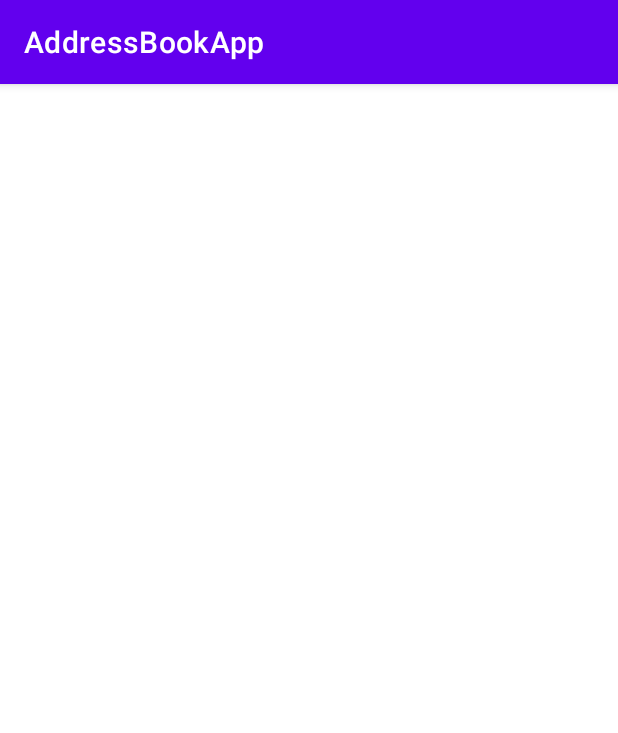
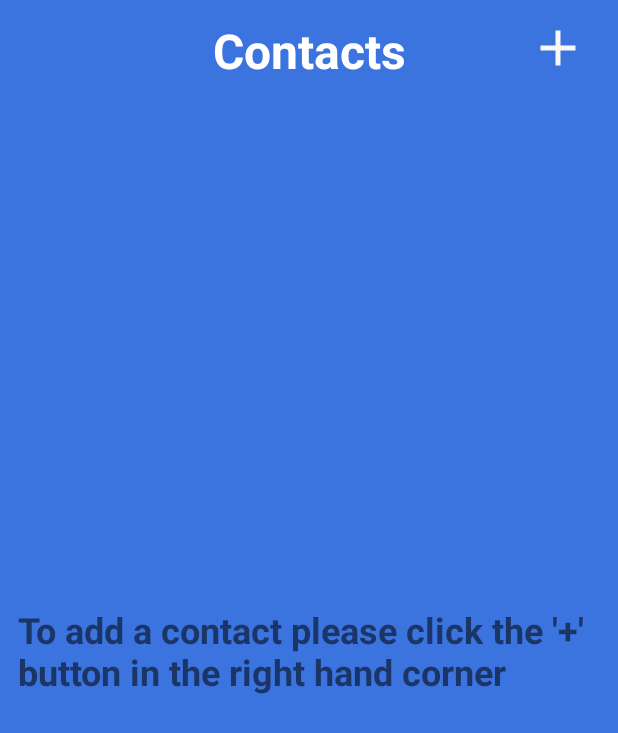
Before and after one commit to danielmbutler/AddressBookApp, an Android app: the screen it shows after launch (MainActivity), on a phone screen of 412 x 824 dp. Shown: the top 733 px of the screen. Run offline under Robolectric (Android 15) with nearby library versions, the phone set to English and light mode, and no system bars; our stand-ins replace Dagger/Hilt's generated code.

Commit message:
created all Ui screens and run app

```diff
--- a/app/src/main/AndroidManifest.xml
+++ b/app/src/main/AndroidManifest.xml
@@ -10,9 +10,10 @@
         android:label="@string/app_name"
         android:roundIcon="@mipmap/ic_launcher_round"
         android:supportsRtl="true"
-        android:theme="@style/Theme.AddressBookApp">
+        android:theme="@style/Theme.AddressBookApp"
+        android:name=".utils.HiltAndroidApp">
         <activity
-            android:name=".ui.MainActivity"
+            android:name=".ui.activities.MainActivity"
             android:exported="true">
             <intent-filter>
                 <action android:name="android.intent.action.MAIN" />
--- a/app/src/main/java/com/dbtechprojects/addressbookapp/ui/MainActivity.java
+++ b/app/src/main/java/com/dbtechprojects/addressbookapp/ui/activities/MainActivity.java
@@ -1,4 +1,4 @@
-package com.dbtechprojects.addressbookapp.ui;
+package com.dbtechprojects.addressbookapp.ui.activities;
 
 import androidx.appcompat.app.AppCompatActivity;
 
@@ -6,6 +6,9 @@ import android.os.Bundle;
 
 import com.dbtechprojects.addressbookapp.R;
 
+import dagger.hilt.android.AndroidEntryPoint;
+
+@AndroidEntryPoint
 public class MainActivity extends AppCompatActivity {
 
     @Override
--- a/app/src/main/java/com/dbtechprojects/addressbookapp/ui/fragments/HomeFragment.java
+++ b/app/src/main/java/com/dbtechprojects/addressbookapp/ui/fragments/HomeFragment.java
@@ -1,15 +1,64 @@
 package com.dbtechprojects.addressbookapp.ui.fragments;
 
 import android.os.Bundle;
+import android.view.LayoutInflater;
 import android.view.View;
-
+import android.view.ViewGroup;
 import androidx.annotation.NonNull;
 import androidx.annotation.Nullable;
 import androidx.fragment.app.Fragment;
+import androidx.fragment.app.FragmentTransaction;
+import com.dbtechprojects.addressbookapp.databinding.FragmentHomeBinding;
+import com.dbtechprojects.addressbookapp.models.Contact;
+import com.dbtechprojects.addressbookapp.ui.dialogs.AddContactDialog;
+import java.util.List;
 
-public class HomeFragment extends Fragment {
+import dagger.hilt.android.AndroidEntryPoint;
+
+@AndroidEntryPoint
+public class HomeFragment extends Fragment implements View.OnClickListener {
+
+    private FragmentHomeBinding binding;
+    private List<Contact> contacts;
+
+    @Nullable
+    @Override
+    public View onCreateView(@NonNull LayoutInflater inflater, @Nullable ViewGroup container, @Nullable Bundle savedInstanceState) {
+        binding = FragmentHomeBinding.inflate(inflater);
+        return binding.getRoot();
+    }
     @Override
     public void onViewCreated(@NonNull View view, @Nullable Bundle savedInstanceState) {
         super.onViewCreated(view, savedInstanceState);
+        if (contacts == null){
+            binding.placeholderText.setVisibility(View.VISIBLE);
+        }
+        binding.addContactButton.setOnClickListener(this);
+    }
+
+    @Override
+    public void onDestroyView() {
+        super.onDestroyView();
+        binding = null;
+    }
+
+    @Override
+    public void onClick(View v) {
+        // would normally use a switch statement but we only have one option here
+        if (v.getId() == binding.addContactButton.getId()) {
+            // show add contact dialog
+            showAddContactDialog();
+        }
+    }
+
+    private void showAddContactDialog() {
+        AddContactDialog dialogFragment = new AddContactDialog();
+        FragmentTransaction ft = getParentFragmentManager().beginTransaction();
+        Fragment prev = getParentFragmentManager().findFragmentByTag("dialog");
+        if (prev != null) {
+            ft.remove(prev);
+        }
+        ft.addToBackStack(null);
+        dialogFragment.show(ft, "dialog");
     }
 }
--- /dev/null
+++ b/app/src/main/java/com/dbtechprojects/addressbookapp/utils/HiltAndroidApp.java
@@ -0,0 +1,8 @@
+package com.dbtechprojects.addressbookapp.utils;
+
+import android.app.Application;
+
+// class to declare the use of hilt for dependency injection in this application
+@dagger.hilt.android.HiltAndroidApp
+public class HiltAndroidApp  extends Application {
+}
--- a/app/src/main/res/layout/activity_main.xml
+++ b/app/src/main/res/layout/activity_main.xml
@@ -5,8 +5,7 @@
     android:layout_width="match_parent"
     android:layout_height="match_parent"
     android:background="@color/MainBg"
-    android:padding="16dp"
-    tools:context=".ui.MainActivity">
+    tools:context=".ui.activities.MainActivity">
 
 
     <androidx.fragment.app.FragmentContainerView
--- a/app/src/main/res/layout/fragment_home.xml
+++ b/app/src/main/res/layout/fragment_home.xml
@@ -17,7 +17,6 @@
         android:textColor="@color/white"
         android:textSize="@dimen/title_size"
         android:textStyle="bold"
-        android:paddingTop="@dimen/text_field_margin"
         app:layout_constraintLeft_toLeftOf="parent"
         app:layout_constraintRight_toRightOf="parent"
         app:layout_constraintTop_toTopOf="parent" />
@@ -35,13 +34,25 @@
 
     <ImageView
         android:id="@+id/add_contact_button"
-        android:layout_width="60dp"
-        android:layout_height="60dp"
+        android:layout_width="40dp"
+        android:layout_height="40dp"
         android:layout_marginEnd="8dp"
         android:src="@drawable/ic_baseline_add_24"
         app:layout_constraintEnd_toEndOf="parent"
         app:layout_constraintTop_toTopOf="parent"
-        android:padding="6dp"
         android:contentDescription="@string/add_contact" />
 
+    <TextView
+        android:layout_width="match_parent"
+        android:layout_height="wrap_content"
+        app:layout_constraintLeft_toLeftOf="parent"
+        app:layout_constraintRight_toRightOf="parent"
+        app:layout_constraintBottom_toBottomOf="parent"
+        app:layout_constraintTop_toBottomOf="@id/HomeTitle"
+        android:textSize="@dimen/paragraph_text_size"
+        android:textStyle="bold"
+        android:visibility="gone"
+        android:id="@+id/placeholderText"
+        android:text="@string/to_add_a_contact_please_click_the_button_in_right_hand_corner"/>
+
 </androidx.constraintlayout.widget.ConstraintLayout>
--- a/app/src/main/res/navigation/navigation.xml
+++ b/app/src/main/res/navigation/navigation.xml
@@ -1,6 +1,13 @@
 <?xml version="1.0" encoding="utf-8"?>
 <navigation xmlns:android="http://schemas.android.com/apk/res/android"
     xmlns:app="http://schemas.android.com/apk/res-auto"
-    android:id="@+id/navigation">
+    xmlns:tools="http://schemas.android.com/tools"
+    android:id="@+id/navigation"
+    app:startDestination="@id/homeFragment">
 
+    <fragment
+        android:id="@+id/homeFragment"
+        android:name="com.dbtechprojects.addressbookapp.ui.fragments.HomeFragment"
+        android:label="fragment_home"
+        tools:layout="@layout/fragment_home" />
 </navigation>
--- a/app/src/main/res/values-night/themes.xml
+++ b/app/src/main/res/values-night/themes.xml
@@ -1,13 +1,13 @@
 <resources xmlns:tools="http://schemas.android.com/tools">
     <!-- Base application theme. -->
-    <style name="Theme.AddressBookApp" parent="Theme.MaterialComponents.DayNight.DarkActionBar">
+    <style name="Theme.AddressBookApp" parent="Theme.MaterialComponents.DayNight.NoActionBar">
         <!-- Primary brand color. -->
-        <item name="colorPrimary">@color/purple_200</item>
-        <item name="colorPrimaryVariant">@color/purple_700</item>
-        <item name="colorOnPrimary">@color/black</item>
+        <item name="colorPrimary">@color/MainBg</item>
+        <item name="colorPrimaryVariant">@color/MainBg</item>
+        <item name="colorOnPrimary">@color/white</item>
         <!-- Secondary brand color. -->
         <item name="colorSecondary">@color/teal_200</item>
-        <item name="colorSecondaryVariant">@color/teal_200</item>
+        <item name="colorSecondaryVariant">@color/teal_700</item>
         <item name="colorOnSecondary">@color/black</item>
         <!-- Status bar color. -->
         <item name="android:statusBarColor" tools:targetApi="l">?attr/colorPrimaryVariant</item>
--- a/app/src/main/res/values/dimes.xml
+++ b/app/src/main/res/values/dimens.xml
@@ -1,7 +1,8 @@
 <?xml version="1.0" encoding="utf-8"?>
 <resources>
-    <dimen name="title_padding">24sp</dimen>
-    <dimen name="layout_padding">16sp</dimen>
+    <dimen name="title_padding">24dp</dimen>
+    <dimen name="layout_padding">12dp</dimen>
     <dimen name="text_field_margin">12dp</dimen>
     <dimen name="title_size">32sp</dimen>
+    <dimen name="paragraph_text_size">24sp</dimen>
 </resources>
--- a/app/src/main/res/values/strings.xml
+++ b/app/src/main/res/values/strings.xml
@@ -14,4 +14,5 @@
     <string name="cancel">Cancel</string>
     <string name="delete_contact">delete contact</string>
     <string name="call_contact">call contact</string>
+    <string name="to_add_a_contact_please_click_the_button_in_right_hand_corner">To add a contact please click the \'+\' button in the right hand corner</string>
 </resources>
--- a/app/src/main/res/values/themes.xml
+++ b/app/src/main/res/values/themes.xml
@@ -1,9 +1,9 @@
 <resources xmlns:tools="http://schemas.android.com/tools">
     <!-- Base application theme. -->
-    <style name="Theme.AddressBookApp" parent="Theme.MaterialComponents.DayNight.DarkActionBar">
+    <style name="Theme.AddressBookApp" parent="Theme.MaterialComponents.DayNight.NoActionBar">
         <!-- Primary brand color. -->
-        <item name="colorPrimary">@color/purple_500</item>
-        <item name="colorPrimaryVariant">@color/purple_700</item>
+        <item name="colorPrimary">@color/MainBg</item>
+        <item name="colorPrimaryVariant">@color/MainBg</item>
         <item name="colorOnPrimary">@color/white</item>
         <!-- Secondary brand color. -->
         <item name="colorSecondary">@color/teal_200</item>
@@ -12,5 +12,13 @@
         <!-- Status bar color. -->
         <item name="android:statusBarColor" tools:targetApi="l">?attr/colorPrimaryVariant</item>
         <!-- Customize your theme here. -->
+
     </style>
+
+    <!-- Dialog Theme -->
+    <style name="Custom_Dialog" parent="ThemeOverlay.AppCompat.Light" >
+        <item name="windowMinWidthMajor">80%</item>
+        <item name="windowMinWidthMinor">65%</item>
+    </style>
+
 </resources>
```
Also changed, not shown: app/src/main/java/com/dbtechprojects/addressbookapp/ui/dialogs/AddContactDialog.java (+38 -4 lines), app/src/main/res/layout/dialog_add_contact.xml (+18 -12 lines).
